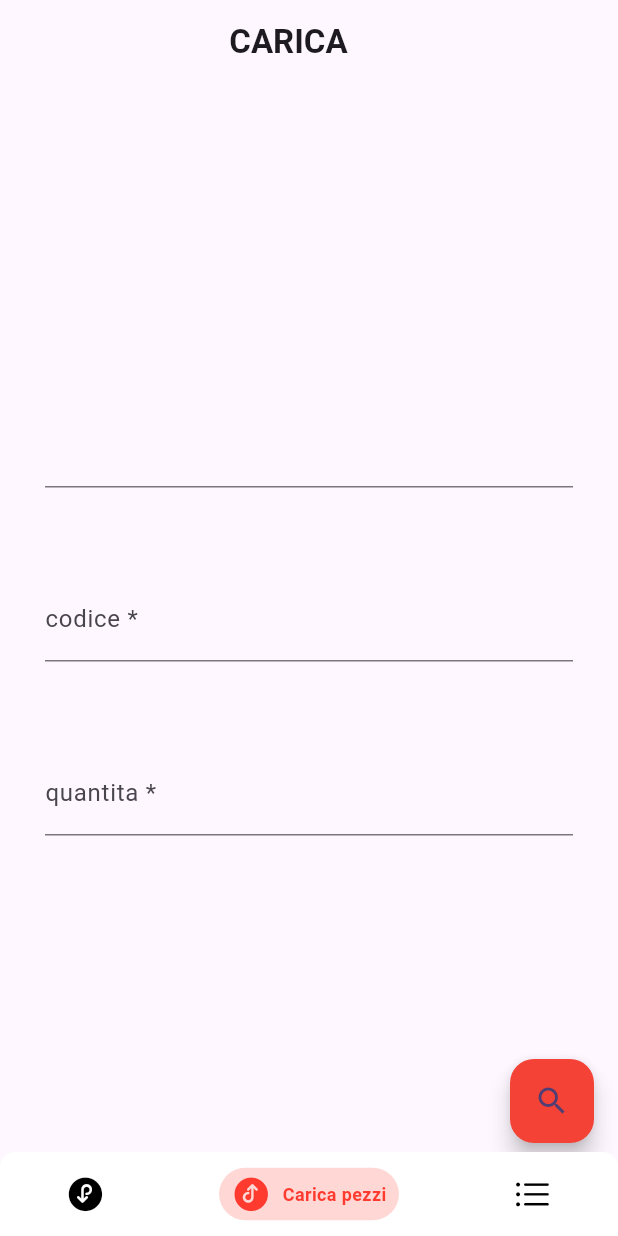
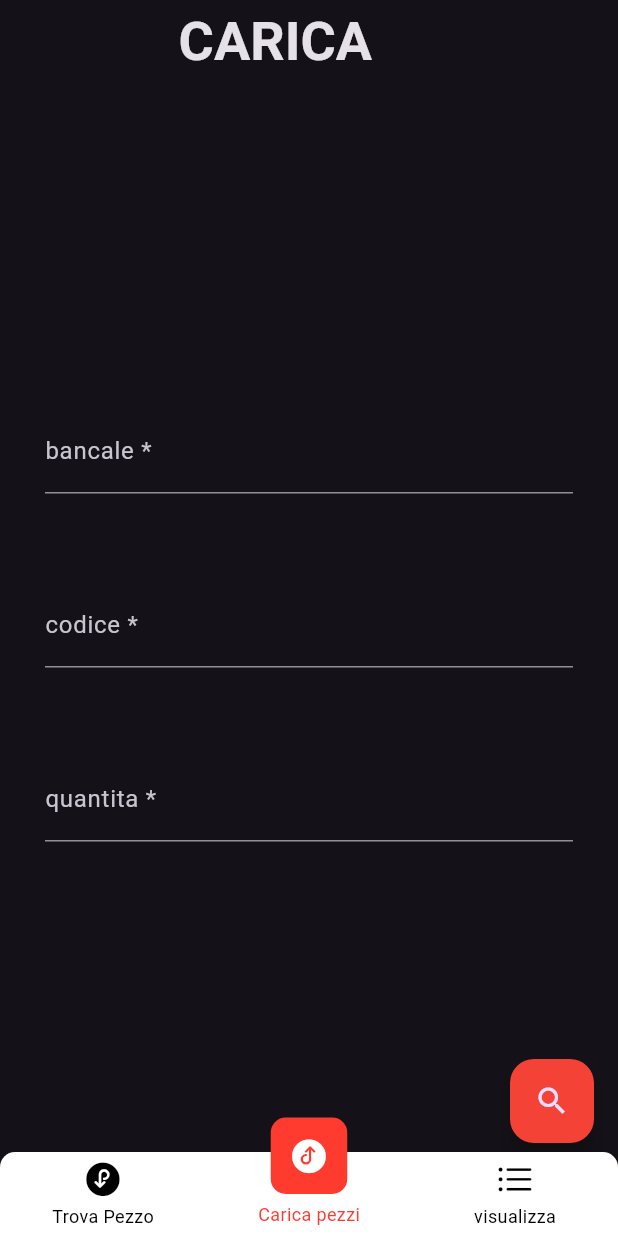
Before and after one commit to stegish/FCLogistic_2.0, a Flutter app: the screen it shows after launch, item 2 of the bottom bar chosen, on a phone screen of 412 x 824 dp. Run offline on Flutter 3.47's test engine with Material 3 defaults, Android fonts, the phone set to English and light mode, and no system bars; drawn by our look-alikes of persistent_bottom_nav_bar; our stand-ins replace awesome_snackbar_content, input_quantity; Roboto replaces fonts that are missing (Arial).

Commit message:
miglioramenti generali

```diff
--- a/lib/BottomNavBar.dart
+++ b/lib/BottomNavBar.dart
@@ -77,7 +77,7 @@ class BottomNavBar extends StatefulWidget{
             curve: Curves.ease,
             duration: Duration(milliseconds: 200),
           ),
-          navBarStyle: NavBarStyle.style1, // Choose the nav bar style with this property.
+          navBarStyle: NavBarStyle.style16, // Choose the nav bar style with this property.
         )
     );
   }
--- a/lib/Carica.dart
+++ b/lib/Carica.dart
@@ -12,7 +12,7 @@ class Carica extends StatefulWidget {
 class _CaricaState extends State<Carica> {
 
   static final GlobalKey<ScaffoldState> _Carica = GlobalKey<ScaffoldState>(); //key per i pop-up
-  final input = [TextEditingController(),  TextEditingController()]; //bancale
+  final input = [TextEditingController(),  TextEditingController(),  TextEditingController()]; //bancale
   String bancale="";
 
   Future<List<String>> RealTimeSearch(String banc) async{
@@ -91,13 +91,37 @@ class _CaricaState extends State<Carica> {
           children: <Widget>[
             Padding(padding: EdgeInsets.all(30.0),
               child : Autocomplete<String>(
-                optionsBuilder: (TextEditingValue textEditingValue) async {
+                optionsBuilder: (textEditingValue) async {
                   List<String> ris = await RealTimeSearch(textEditingValue.text);
                   bancale=textEditingValue.text;
                   return ris;
                   },
-                onSelected: (String selection) {
+                fieldViewBuilder: (context, textEditingController, focusNode, onFieldSubmitted){
+                    return TextField(
+                      controller: textEditingController,
+                      focusNode: focusNode,
+                      onEditingComplete: onFieldSubmitted,
+                      decoration: const InputDecoration(
+                        hintText: 'inserisci nome bancale',
+                        labelText: 'bancale *',
+                      ),
+                    );
                 },
+                optionsViewBuilder: ((context, onSelected, ris){
+                  return Material(
+                    child: ListView.builder(
+                      padding: const EdgeInsets.symmetric(vertical:20),
+                      itemCount: ris.length,
+                      itemBuilder: (BuildContext context, int index) {
+                        return ListTile(
+                          title: Text(ris.elementAt(index)),
+                        );
+                      },
+                    )
+                  );
+                }),
+                onSelected: (ris) => debugPrint(ris),
+                displayStringForOption: ((ris)=> ris),
               ),
             ),
             Padding(padding: EdgeInsets.all(30.0),
--- a/lib/main.dart
+++ b/lib/main.dart
@@ -15,8 +15,14 @@ class MyApp extends StatelessWidget {
     return MaterialApp(
       title: 'Flutter Demo',
       theme: ThemeData(
-        colorScheme: ColorScheme.fromSeed(seedColor: Colors.deepPurple),
+        brightness: Brightness.dark,
+        primaryColor: Colors.red,
         useMaterial3: true,
+        textTheme: const TextTheme(
+          headline1: TextStyle(fontSize: 72.0, fontWeight: FontWeight.bold),
+          headline6: TextStyle(fontSize: 36.0, fontStyle: FontStyle.normal),
+          bodyText2: TextStyle(fontSize: 14.0, fontFamily: 'Arial'),
+        ),
       ),
       home: const BottomNavBar(),
     );
```
Also changed, not shown: lib/MagazzinoCompleto.dart (indentation only).
